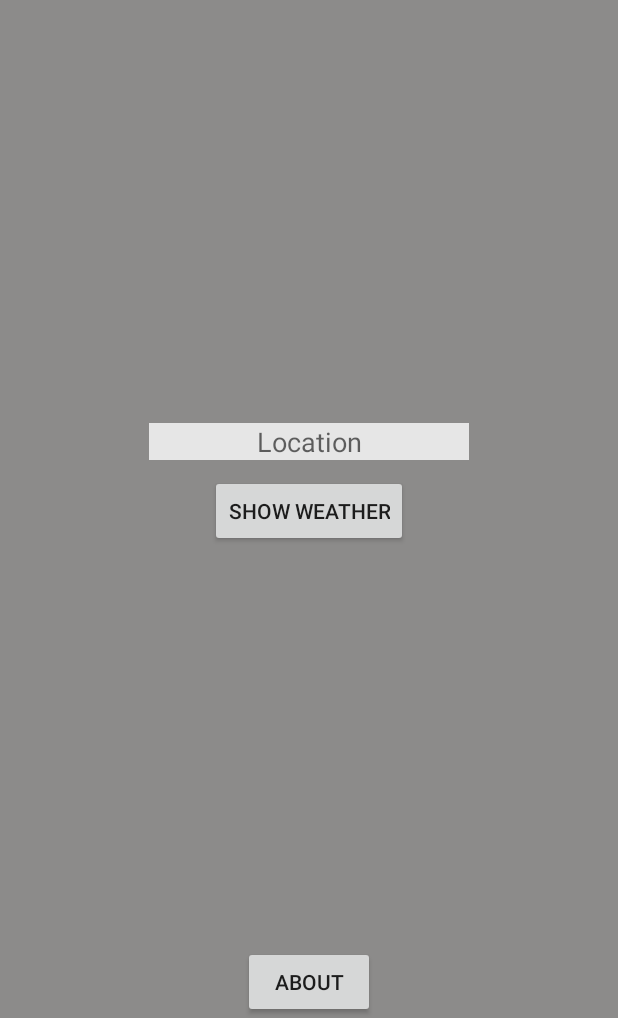
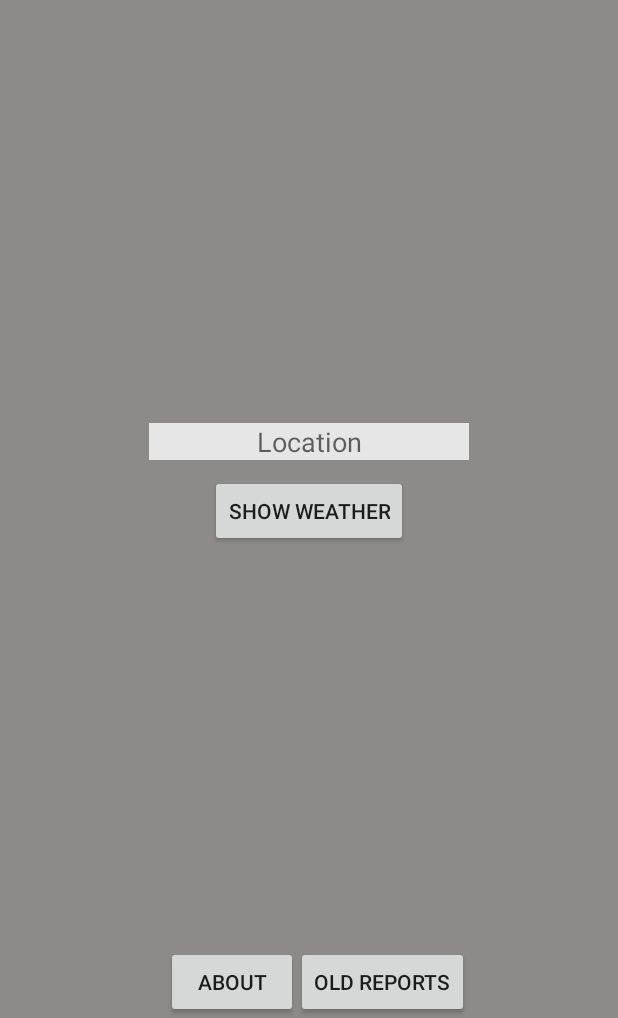
Before and after one commit to TuesdayHat/WeatherDroid, an Android app: the screen it shows after launch once a user with an empty profile is signed in (MainActivity), on a phone screen of 412 x 824 dp, the part 218-1236 px from its top. Run offline under Robolectric (Android 15) with nearby library versions, the phone set to English and light mode, and no system bars; our stand-ins replace ButterKnife, Firebase (no records; nobody signed in at launch, a user with empty details on screens opened directly).

```diff
--- a/app/src/main/java/com/tuesdayhat/weatherdroid/Constants.java
+++ b/app/src/main/java/com/tuesdayhat/weatherdroid/Constants.java
@@ -11,4 +11,5 @@ public class Constants {
     public static final String FIREBASE_CHILD_SOURCE = "WeatherSource";
     public static final String PREFERENCES_LOCATION_KEY = "location";
     public static final String FIREBASE_CHILD_SAVED_REPORT = "source"; //TODO: come back to this
+    public static final String FIREBASE_QUERY_INDEX = "index";
 }
--- a/app/src/main/java/com/tuesdayhat/weatherdroid/adapters/FirebaseWeatherSourceViewHolder.java
+++ b/app/src/main/java/com/tuesdayhat/weatherdroid/adapters/FirebaseWeatherSourceViewHolder.java
@@ -29,7 +29,7 @@ public class FirebaseWeatherSourceViewHolder extends RecyclerView.ViewHolder imp
         super(itemView);
         mView = itemView;
         mContext = itemView.getContext();
-        itemView.setOnClickListener(this);
+//        itemView.setOnClickListener(this);
     }
 
     public void bindWeatherSource(WeatherSource source){
--- a/app/src/main/java/com/tuesdayhat/weatherdroid/models/WeatherSource.java
+++ b/app/src/main/java/com/tuesdayhat/weatherdroid/models/WeatherSource.java
@@ -18,6 +18,7 @@ public class WeatherSource {
     private String location;
     private String timestamp;
     private String pushId;
+    String index;
 
     public WeatherSource(){}
 
@@ -32,6 +33,7 @@ public class WeatherSource {
         private String description;
         private String location;
         private String timestamp;
+
 
         public Builder sourceName(String sourceName){this.sourceName = sourceName; return this;}
         public Builder summary(String summary){this.summary = summary; return this;}
@@ -58,6 +60,7 @@ public class WeatherSource {
         this.currMin = builder.currMin;
         this.currHumidity = builder.currHumidity;
         this.timestamp = builder.timestamp;
+        this.index = "none_set";
     }
 
     public String getSourceName(){return this.sourceName;}
@@ -71,5 +74,7 @@ public class WeatherSource {
     public String getTimestamp(){return this.timestamp;}
     public String getPushId(){return this.pushId;}
     public void setPushId(String pushId){this.pushId = pushId;}
+    public String getIndex() {return index;}
+    public void setIndex(String index) {this.index = index;}
 
 }
--- a/app/src/main/java/com/tuesdayhat/weatherdroid/ui/MainActivity.java
+++ b/app/src/main/java/com/tuesdayhat/weatherdroid/ui/MainActivity.java
@@ -39,6 +39,7 @@ public class MainActivity extends AppCompatActivity implements View.OnClickListe
     @BindView(R.id.aboutButton) Button mAboutButton;
     @BindView(R.id.weatherLocationInput) EditText mWeatherLocationInput;
     @BindView(R.id.appTitle) TextView mAppTitle;
+    @BindView(R.id.OldReportsButton) Button mOldReports;
 
     @Override
     protected void onCreate(Bundle savedInstanceState) {
@@ -59,6 +60,7 @@ public class MainActivity extends AppCompatActivity implements View.OnClickListe
 
         mAboutButton.setOnClickListener(this);
         mWeatherButton.setOnClickListener(this);
+        mOldReports.setOnClickListener(this);
     }
 
     @Override
@@ -76,6 +78,9 @@ public class MainActivity extends AppCompatActivity implements View.OnClickListe
                 startActivity(intent);
             }
 
+        } else if (v == mOldReports){
+            Intent intent = new Intent(MainActivity.this, OldForecastsActivity.class);
+            startActivity(intent);
         }
     }
 
--- a/app/src/main/res/layout/activity_main.xml
+++ b/app/src/main/res/layout/activity_main.xml
@@ -38,9 +38,12 @@
         android:id="@+id/aboutButton"
         android:layout_width="wrap_content"
         android:layout_height="wrap_content"
-        android:text="About"
-        android:layout_centerHorizontal="true"
-        android:layout_alignParentBottom="true"/>
+        android:layout_alignLeft="@+id/weatherLocationInput"
+        android:layout_alignParentBottom="true"
+        android:layout_alignStart="@+id/weatherLocationInput"
+        android:layout_marginLeft="11dp"
+        android:layout_marginStart="11dp"
+        android:text="About" />
 
     <EditText
         android:id="@+id/weatherLocationInput"
@@ -54,4 +57,13 @@
         android:layout_centerVertical="true"
         android:layout_centerHorizontal="true"/>
 
+    <Button
+        android:id="@+id/OldReportsButton"
+        android:layout_width="wrap_content"
+        android:layout_height="wrap_content"
+        android:layout_alignEnd="@+id/weatherLocationInput"
+        android:layout_alignParentBottom="true"
+        android:layout_alignRight="@+id/weatherLocationInput"
+        android:text="Old Reports" />
+
 </RelativeLayout>
```
Also changed, not shown: app/src/main/java/com/tuesdayhat/weatherdroid/adapters/FirebaseWeatherSourceListAdapter.java (+86 -2 lines), app/src/main/java/com/tuesdayhat/weatherdroid/ui/OldForecastsActivity.java (+37 -9 lines).
